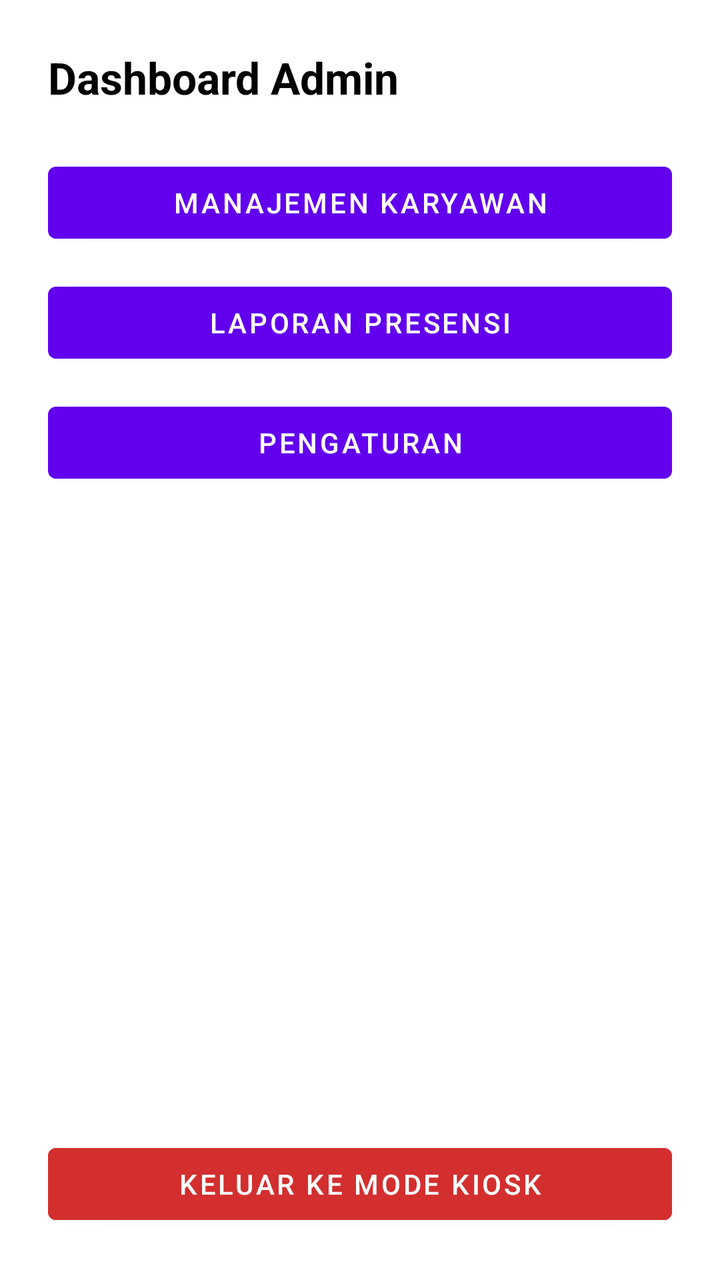
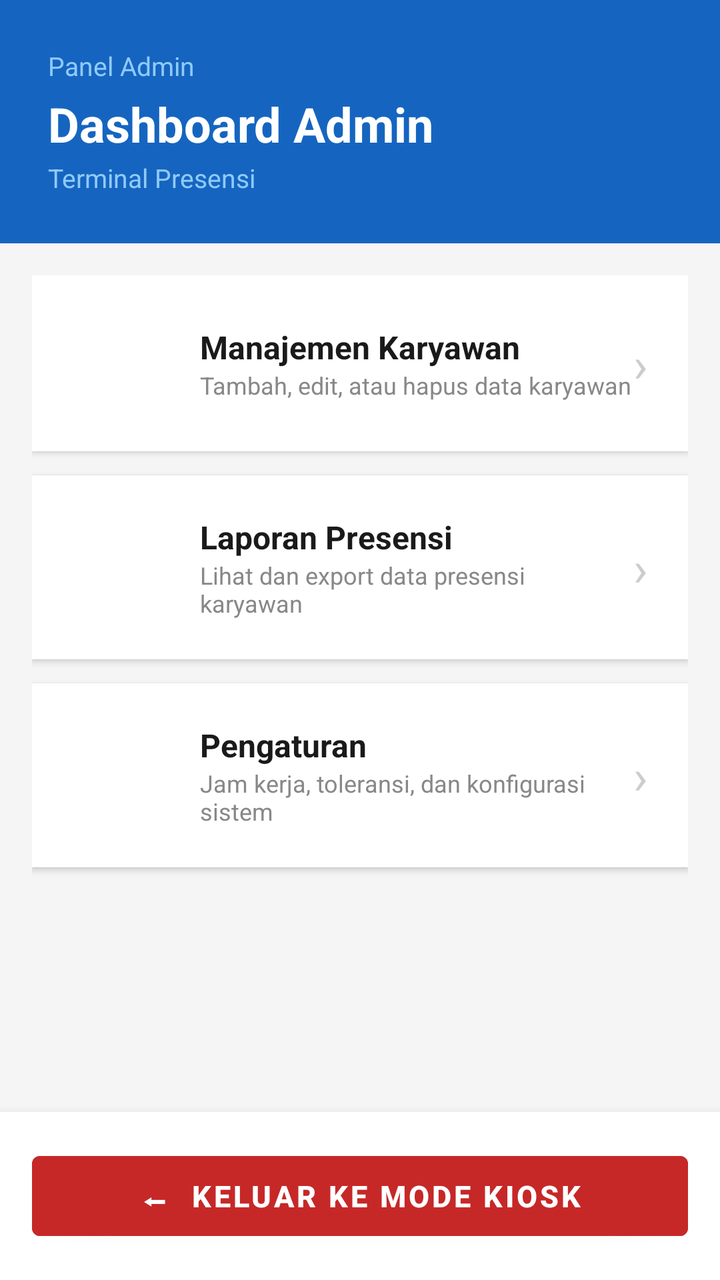

An Android layout rendered at two revisions. The XML below is the earlier revision; the diff shows what the commit changed to produce the second picture.
<!-- AndroidManifest.xml: application theme Theme.TerminalAbsensi -->
<!-- res/layout/activity_dashboard.xml -->
<?xml version="1.0" encoding="utf-8"?>
<LinearLayout xmlns:android="http://schemas.android.com/apk/res/android"
    android:layout_width="match_parent"
    android:layout_height="match_parent"
    android:orientation="vertical"
    android:background="@android:color/white"
    android:padding="24dp">

    <TextView
        android:layout_width="match_parent"
        android:layout_height="wrap_content"
        android:text="Dashboard Admin"
        android:textSize="22sp"
        android:textStyle="bold"
        android:textColor="@android:color/black"
        android:layout_marginBottom="24dp" />

    <Button
        android:id="@+id/btnManajemenKaryawan"
        android:layout_width="match_parent"
        android:layout_height="wrap_content"
        android:text="Manajemen Karyawan"
        android:layout_marginBottom="12dp" />

    <Button
        android:id="@+id/btnLaporanAbsensi"
        android:layout_width="match_parent"
        android:layout_height="wrap_content"
        android:text="Laporan Presensi"
        android:layout_marginBottom="12dp" />

    <Button
        android:id="@+id/btnPengaturan"
        android:layout_width="match_parent"
        android:layout_height="wrap_content"
        android:text="Pengaturan"
        android:layout_marginBottom="12dp" />

    <View
        android:layout_width="match_parent"
        android:layout_height="0dp"
        android:layout_weight="1" />

    <Button
        android:id="@+id/btnKeluar"
        android:layout_width="match_parent"
        android:layout_height="wrap_content"
        android:text="Keluar ke Mode Kiosk"
        android:backgroundTint="#D32F2F" />

</LinearLayout>
<!-- resources referenced by this layout -->
<resources>
  <style name="Theme.TerminalAbsensi" parent="Theme.MaterialComponents.DayNight.DarkActionBar">
          
          <item name="colorPrimary">@color/purple_500</item>
          <item name="colorPrimaryVariant">@color/purple_700</item>
          <item name="colorOnPrimary">@color/white</item>
          
          <item name="colorSecondary">@color/teal_200</item>
          <item name="colorSecondaryVariant">@color/teal_700</item>
          <item name="colorOnSecondary">@color/black</item>
          
          <item name="android:statusBarColor">?attr/colorPrimaryVariant</item>
          
      </style>
  <color name="purple_500">#FF6200EE</color>
  <color name="purple_700">#FF3700B3</color>
  <color name="white">#FFFFFFFF</color>
  <color name="teal_200">#FF03DAC5</color>
  <color name="teal_700">#FF018786</color>
  <color name="black">#FF000000</color>
</resources>

<!-- the commit's change to res/layout/activity_dashboard.xml (unified diff, before → after) -->
@@ -3,49 +3,239 @@
     android:layout_width="match_parent"
     android:layout_height="match_parent"
     android:orientation="vertical"
-    android:background="@android:color/white"
-    android:padding="24dp">
-
-    <TextView
+    android:background="#F5F5F5">
+
+    
+    <LinearLayout
         android:layout_width="match_parent"
         android:layout_height="wrap_content"
-        android:text="Dashboard Admin"
-        android:textSize="22sp"
-        android:textStyle="bold"
-        android:textColor="@android:color/black"
-        android:layout_marginBottom="24dp" />
-
-    <Button
-        android:id="@+id/btnManajemenKaryawan"
+        android:orientation="vertical"
+        android:background="#1565C0"
+        android:padding="24dp"
+        android:paddingBottom="28dp">
+
+        <TextView
+            android:layout_width="wrap_content"
+            android:layout_height="wrap_content"
+            android:text="Panel Admin"
+            android:textSize="13sp"
+            android:textColor="#90CAF9"
+            android:layout_marginBottom="4dp" />
+
+        <TextView
+            android:layout_width="wrap_content"
+            android:layout_height="wrap_content"
+            android:text="Dashboard Admin"
+            android:textSize="24sp"
+            android:textStyle="bold"
+            android:textColor="#FFFFFF" />
+
+        <TextView
+            android:layout_width="wrap_content"
+            android:layout_height="wrap_content"
+            android:text="Terminal Presensi"
+            android:textSize="13sp"
+            android:textColor="#90CAF9"
+            android:layout_marginTop="2dp" />
+
+    </LinearLayout>
+
+    
+    <ScrollView
+        android:layout_width="match_parent"
+        android:layout_height="0dp"
+        android:layout_weight="1"
+        android:padding="16dp"
+        android:clipToPadding="false">
+
+        <LinearLayout
+            android:layout_width="match_parent"
+            android:layout_height="wrap_content"
+            android:orientation="vertical">
+
+            
+            <LinearLayout
+                android:id="@+id/btnManajemenKaryawan"
+                android:layout_width="match_parent"
+                android:layout_height="wrap_content"
+                android:orientation="horizontal"
+                android:background="#FFFFFF"
+                android:padding="20dp"
+                android:gravity="center_vertical"
+                android:elevation="2dp"
+                android:layout_marginBottom="12dp"
+                android:clickable="true"
+                android:focusable="true">
+
+                <TextView
+                    android:layout_width="48dp"
+                    android:layout_height="48dp"
+                    android:text=""
+                    android:textSize="28sp"
+                    android:gravity="center"
+                    android:layout_marginEnd="16dp" />
+
+                <LinearLayout
+                    android:layout_width="0dp"
+                    android:layout_height="wrap_content"
+                    android:layout_weight="1"
+                    android:orientation="vertical">
+
+                    <TextView
+                        android:layout_width="wrap_content"
+                        android:layout_height="wrap_content"
+                        android:text="Manajemen Karyawan"
+                        android:textSize="16sp"
+                        android:textStyle="bold"
+                        android:textColor="#1A1A1A" />
+
+                    <TextView
+                        android:layout_width="wrap_content"
+                        android:layout_height="wrap_content"
+                        android:text="Tambah, edit, atau hapus data karyawan"
+                        android:textSize="12sp"
+                        android:textColor="#888888" />
+
+                </LinearLayout>
+
+                <TextView
+                    android:layout_width="wrap_content"
+                    android:layout_height="wrap_content"
+                    android:text="›"
+                    android:textSize="24sp"
+                    android:textColor="#CCCCCC" />
+
+            </LinearLayout>
+
+            
+            <LinearLayout
+                android:id="@+id/btnLaporanAbsensi"
+                android:layout_width="match_parent"
+                android:layout_height="wrap_content"
+                android:orientation="horizontal"
+                android:background="#FFFFFF"
+                android:padding="20dp"
+                android:gravity="center_vertical"
+                android:elevation="2dp"
+                android:layout_marginBottom="12dp"
+                android:clickable="true"
+                android:focusable="true">
+
+                <TextView
+                    android:layout_width="48dp"
+                    android:layout_height="48dp"
+                    android:text=""
+                    android:textSize="28sp"
+                    android:gravity="center"
+                    android:layout_marginEnd="16dp" />
+
+                <LinearLayout
+                    android:layout_width="0dp"
+                    android:layout_height="wrap_content"
+                    android:layout_weight="1"
+                    android:orientation="vertical">
+
+                    <TextView
+                        android:layout_width="wrap_content"
+                        android:layout_height="wrap_content"
+                        android:text="Laporan Presensi"
+                        android:textSize="16sp"
+                        android:textStyle="bold"
+                        android:textColor="#1A1A1A" />
+
+                    <TextView
+                        android:layout_width="wrap_content"
+                        android:layout_height="wrap_content"
+                        android:text="Lihat dan export data presensi karyawan"
+                        android:textSize="12sp"
+                        android:textColor="#888888" />
+
+                </LinearLayout>
+
+                <TextView
+                    android:layout_width="wrap_content"
+                    android:layout_height="wrap_content"
+                    android:text="›"
+                    android:textSize="24sp"
+                    android:textColor="#CCCCCC" />
+
+            </LinearLayout>
+
+            
+            <LinearLayout
+                android:id="@+id/btnPengaturan"
+                android:layout_width="match_parent"
+                android:layout_height="wrap_content"
+                android:orientation="horizontal"
+                android:background="#FFFFFF"
+                android:padding="20dp"
+                android:gravity="center_vertical"
+                android:elevation="2dp"
+                android:layout_marginBottom="12dp"
+                android:clickable="true"
+                android:focusable="true">
+
+                <TextView
+                    android:layout_width="48dp"
+                    android:layout_height="48dp"
+                    android:text=""
+                    android:textSize="28sp"
+                    android:gravity="center"
+                    android:layout_marginEnd="16dp" />
+
+                <LinearLayout
+                    android:layout_width="0dp"
+                    android:layout_height="wrap_content"
+                    android:layout_weight="1"
+                    android:orientation="vertical">
+
+                    <TextView
+                        android:layout_width="wrap_content"
+                        android:layout_height="wrap_content"
+                        android:text="Pengaturan"
+                        android:textSize="16sp"
+                        android:textStyle="bold"
+                        android:textColor="#1A1A1A" />
+
+                    <TextView
+                        android:layout_width="wrap_content"
+                        android:layout_height="wrap_content"
+                        android:text="Jam kerja, toleransi, dan konfigurasi sistem"
+                        android:textSize="12sp"
+                        android:textColor="#888888" />
+
+                </LinearLayout>
+
+                <TextView
+                    android:layout_width="wrap_content"
+                    android:layout_height="wrap_content"
+                    android:text="›"
+                    android:textSize="24sp"
+                    android:textColor="#CCCCCC" />
+
+            </LinearLayout>
+
+        </LinearLayout>
+    </ScrollView>
+
+    
+    <LinearLayout
         android:layout_width="match_parent"
         android:layout_height="wrap_content"
-        android:text="Manajemen Karyawan"
-        android:layout_marginBottom="12dp" />
-
-    <Button
-        android:id="@+id/btnLaporanAbsensi"
-        android:layout_width="match_parent"
-        android:layout_height="wrap_content"
-        android:text="Laporan Presensi"
-        android:layout_marginBottom="12dp" />
-
-    <Button
-        android:id="@+id/btnPengaturan"
-        android:layout_width="match_parent"
-        android:layout_height="wrap_content"
-        android:text="Pengaturan"
-        android:layout_marginBottom="12dp" />
-
-    <View
-        android:layout_width="match_parent"
-        android:layout_height="0dp"
-        android:layout_weight="1" />
-
-    <Button
-        android:id="@+id/btnKeluar"
-        android:layout_width="match_parent"
-        android:layout_height="wrap_content"
-        android:text="Keluar ke Mode Kiosk"
-        android:backgroundTint="#D32F2F" />
+        android:orientation="vertical"
+        android:background="#FFFFFF"
+        android:padding="16dp"
+        android:elevation="8dp">
+
+        <Button
+            android:id="@+id/btnKeluar"
+            android:layout_width="match_parent"
+            android:layout_height="52dp"
+            android:text="⬅  Keluar ke Mode Kiosk"
+            android:textSize="15sp"
+            android:textStyle="bold"
+            android:backgroundTint="#C62828" />
+
+    </LinearLayout>
 
 </LinearLayout>
